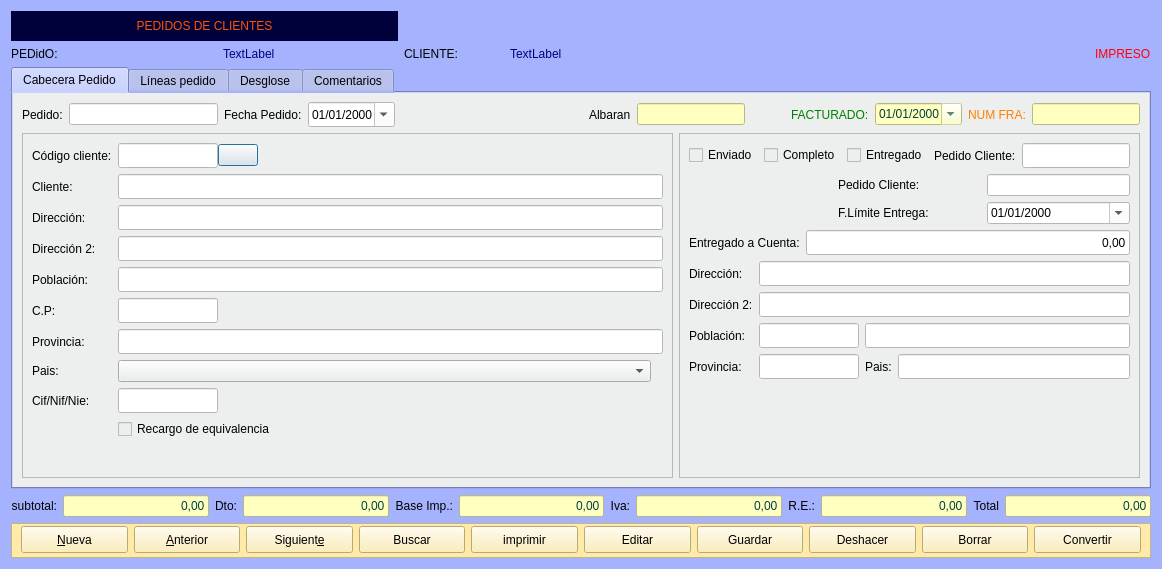
Old version of the form Zona_Ventas/frmpedidos.ui in the repository arcnexus/RedFoX.
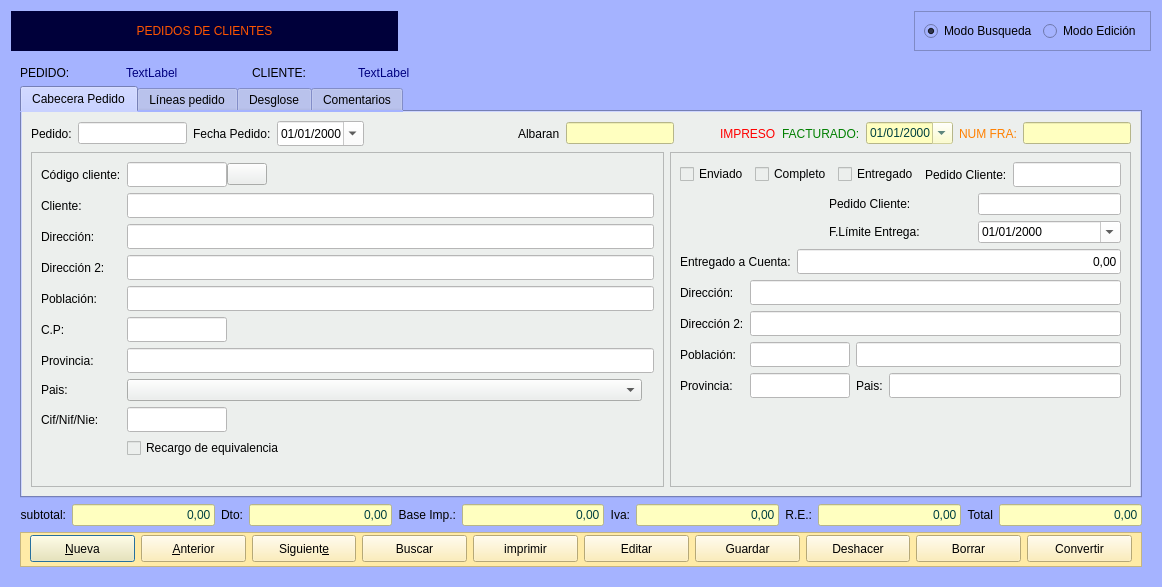
New version of the form. The open tabs and pages were chosen to show the change. Icons and pictures are not drawn.

Commit message: modo busqueda

What changed in the file:
```diff
--- a/Zona_Ventas/frmpedidos.ui
+++ b/Zona_Ventas/frmpedidos.ui
@@ -7,7 +7,7 @@
     <x>0</x>
     <y>0</y>
     <width>1162</width>
-    <height>569</height>
+    <height>587</height>
    </rect>
   </property>
   <property name="windowTitle">
@@ -20,8 +20,312 @@
   <property name="styleSheet">
    <string notr="true">background-color: rgb(165, 179, 255);</string>
   </property>
+  <layout class="QGridLayout" name="gridLayout_6">
+   <item row="0" column="0">
+    <widget class="QLabel" name="label_36">
+     <property name="minimumSize">
+      <size>
+       <width>387</width>
+       <height>30</height>
+      </size>
+     </property>
+     <property name="maximumSize">
+      <size>
+       <width>387</width>
+       <height>16777215</height>
+      </size>
+     </property>
+     <property name="styleSheet">
+      <string notr="true">font: 14pt &quot;Sans Serif&quot;;
+color: rgb(255, 85, 0);
+background-color: rgb(0, 0, 58);</string>
+     </property>
+     <property name="text">
+      <string>PEDIDOS DE CLIENTES</string>
+     </property>
+     <property name="alignment">
+      <set>Qt::AlignCenter</set>
+     </property>
+    </widget>
+   </item>
+   <item row="0" column="1">
+    <spacer name="horizontalSpacer_6">
+     <property name="orientation">
+      <enum>Qt::Horizontal</enum>
+     </property>
+     <property name="sizeHint" stdset="0">
+      <size>
+       <width>479</width>
+       <height>20</height>
+      </size>
+     </property>
+    </spacer>
+   </item>
+   <item row="0" column="2">
+    <widget class="QFrame" name="frame_2">
+     <property name="frameShape">
+      <enum>QFrame::StyledPanel</enum>
+     </property>
+     <property name="frameShadow">
+      <enum>QFrame::Raised</enum>
+     </property>
+     <layout class="QHBoxLayout" name="horizontalLayout_2">
+      <item>
+       <widget class="QRadioButton" name="radBusqueda">
+        <property name="text">
+         <string>Modo Busqueda</string>
+        </property>
+        <property name="checked">
+         <bool>true</bool>
+        </property>
+       </widget>
+      </item>
+      <item>
+       <widget class="QRadioButton" name="radEdicion">
+        <property name="text">
+         <string>Modo Edición</string>
+        </property>
+       </widget>
+      </item>
+     </layout>
+    </widget>
+   </item>
+   <item row="1" column="0" colspan="3">
+    <widget class="QStackedWidget" name="stackedWidget">
+     <property name="currentIndex">
+      <number>1</number>
+     </property>
+     <widget class="QWidget" name="page">
   <layout class="QGridLayout" name="gridLayout_4">
-   <item row="1" column="3">
+       <item row="0" column="2">
+        <widget class="QLabel" name="label_21">
+         <property name="maximumSize">
+          <size>
+           <width>100</width>
+           <height>16777215</height>
+          </size>
+         </property>
+         <property name="styleSheet">
+          <string notr="true">
+color: rgb(0, 0, 0);</string>
+         </property>
+         <property name="text">
+          <string>CLIENTE:</string>
+         </property>
+        </widget>
+       </item>
+       <item row="2" column="0" colspan="4">
+        <layout class="QHBoxLayout" name="horizontalLayout_5">
+         <item>
+          <widget class="QLabel" name="label_16">
+           <property name="text">
+            <string>subtotal:</string>
+           </property>
+           <property name="alignment">
+            <set>Qt::AlignRight|Qt::AlignTrailing|Qt::AlignVCenter</set>
+           </property>
+          </widget>
+         </item>
+         <item>
+          <widget class="QLineEdit" name="txtsubtotal">
+           <property name="enabled">
+            <bool>false</bool>
+           </property>
+           <property name="sizePolicy">
+            <sizepolicy hsizetype="Expanding" vsizetype="Fixed">
+             <horstretch>0</horstretch>
+             <verstretch>0</verstretch>
+            </sizepolicy>
+           </property>
+           <property name="maximumSize">
+            <size>
+             <width>1000</width>
+             <height>16777215</height>
+            </size>
+           </property>
+           <property name="styleSheet">
+            <string notr="true">background-color: rgb(255, 255, 192);
+color: rgb(0, 64, 64);</string>
+           </property>
+           <property name="text">
+            <string>0,00</string>
+           </property>
+           <property name="alignment">
+            <set>Qt::AlignRight|Qt::AlignTrailing|Qt::AlignVCenter</set>
+           </property>
+          </widget>
+         </item>
+         <item>
+          <widget class="QLabel" name="label_9">
+           <property name="text">
+            <string>Dto:</string>
+           </property>
+           <property name="alignment">
+            <set>Qt::AlignRight|Qt::AlignTrailing|Qt::AlignVCenter</set>
+           </property>
+          </widget>
+         </item>
+         <item>
+          <widget class="QLineEdit" name="txtdto">
+           <property name="enabled">
+            <bool>false</bool>
+           </property>
+           <property name="maximumSize">
+            <size>
+             <width>1000</width>
+             <height>16777215</height>
+            </size>
+           </property>
+           <property name="styleSheet">
+            <string notr="true">background-color: rgb(255, 255, 192);
+color: rgb(0, 64, 64);</string>
+           </property>
+           <property name="text">
+            <string>0,00</string>
+           </property>
+           <property name="alignment">
+            <set>Qt::AlignRight|Qt::AlignTrailing|Qt::AlignVCenter</set>
+           </property>
+          </widget>
+         </item>
+         <item>
+          <widget class="QLabel" name="label_8">
+           <property name="text">
+            <string>Base Imp.:</string>
+           </property>
+           <property name="alignment">
+            <set>Qt::AlignRight|Qt::AlignTrailing|Qt::AlignVCenter</set>
+           </property>
+          </widget>
+         </item>
+         <item>
+          <widget class="QLineEdit" name="txtbase">
+           <property name="enabled">
+            <bool>false</bool>
+           </property>
+           <property name="minimumSize">
+            <size>
+             <width>0</width>
+             <height>0</height>
+            </size>
+           </property>
+           <property name="maximumSize">
+            <size>
+             <width>16777215</width>
+             <height>16777215</height>
+            </size>
+           </property>
+           <property name="styleSheet">
+            <string notr="true">background-color: rgb(255, 255, 192);
+color: rgb(0, 64, 64);</string>
+           </property>
+           <property name="text">
+            <string>0,00</string>
+           </property>
+           <property name="alignment">
+            <set>Qt::AlignRight|Qt::AlignTrailing|Qt::AlignVCenter</set>
+           </property>
+           <property name="readOnly">
+            <bool>true</bool>
+           </property>
+          </widget>
+         </item>
+         <item>
+          <widget class="QLabel" name="label_11">
+           <property name="text">
+            <string>Iva:</string>
+           </property>
+           <property name="alignment">
+            <set>Qt::AlignRight|Qt::AlignTrailing|Qt::AlignVCenter</set>
+           </property>
+          </widget>
+         </item>
+         <item>
+          <widget class="QLineEdit" name="txtiva">
+           <property name="enabled">
+            <bool>false</bool>
+           </property>
+           <property name="maximumSize">
+            <size>
+             <width>1000</width>
+             <height>16777215</height>
+            </size>
+           </property>
+           <property name="styleSheet">
+            <string notr="true">background-color: rgb(255, 255, 192);
+color: rgb(0, 64, 64);</string>
+           </property>
+           <property name="text">
+            <string>0,00</string>
+           </property>
+           <property name="alignment">
+            <set>Qt::AlignRight|Qt::AlignTrailing|Qt::AlignVCenter</set>
+           </property>
+          </widget>
+         </item>
+         <item>
+          <widget class="QLabel" name="label_10">
+           <property name="text">
+            <string>R.E.:</string>
+           </property>
+           <property name="alignment">
+            <set>Qt::AlignRight|Qt::AlignTrailing|Qt::AlignVCenter</set>
+           </property>
+          </widget>
+         </item>
+         <item>
+          <widget class="QLineEdit" name="txtrec">
+           <property name="enabled">
+            <bool>false</bool>
+           </property>
+           <property name="styleSheet">
+            <string notr="true">background-color: rgb(255, 255, 192);
+color: rgb(0, 64, 64);</string>
+           </property>
+           <property name="text">
+            <string>0,00</string>
+           </property>
+           <property name="alignment">
+            <set>Qt::AlignRight|Qt::AlignTrailing|Qt::AlignVCenter</set>
+           </property>
+          </widget>
+         </item>
+         <item>
+          <widget class="QLabel" name="label_12">
+           <property name="text">
+            <string>Total</string>
+           </property>
+           <property name="alignment">
+            <set>Qt::AlignRight|Qt::AlignTrailing|Qt::AlignVCenter</set>
+           </property>
+          </widget>
+         </item>
+         <item>
+          <widget class="QLineEdit" name="txttotal">
+           <property name="enabled">
+            <bool>false</bool>
+           </property>
+           <property name="maximumSize">
+            <size>
+             <width>16777215</width>
+             <height>16777215</height>
+            </size>
+           </property>
+           <property name="styleSheet">
+            <string notr="true">background-color: rgb(255, 255, 192);
+color: rgb(0, 64, 64);</string>
+           </property>
+           <property name="text">
+            <string>0,00</string>
+           </property>
+           <property name="alignment">
+            <set>Qt::AlignRight|Qt::AlignTrailing|Qt::AlignVCenter</set>
+           </property>
+          </widget>
+         </item>
+        </layout>
+       </item>
+       <item row="0" column="3">
     <widget class="QLabel" name="lblTopcliente">
      <property name="styleSheet">
       <string notr="true">color: rgb(0, 0, 127);</string>
@@ -31,7 +335,293 @@
      </property>
     </widget>
    </item>
-   <item row="2" column="0" colspan="5">
+       <item row="3" column="0" colspan="4">
+        <widget class="QFrame" name="frame_4">
+         <property name="minimumSize">
+          <size>
+           <width>0</width>
+           <height>35</height>
+          </size>
+         </property>
+         <property name="maximumSize">
+          <size>
+           <width>16777215</width>
+           <height>35</height>
+          </size>
+         </property>
+         <property name="styleSheet">
+          <string notr="true">background-color: rgb(255, 235, 167);</string>
+         </property>
+         <property name="frameShape">
+          <enum>QFrame::StyledPanel</enum>
+         </property>
+         <property name="frameShadow">
+          <enum>QFrame::Raised</enum>
+         </property>
+         <layout class="QHBoxLayout" name="horizontalLayout">
+          <property name="topMargin">
+           <number>2</number>
+          </property>
+          <item>
+           <widget class="QPushButton" name="btnAnadir">
+            <property name="minimumSize">
+             <size>
+              <width>0</width>
+              <height>27</height>
+             </size>
+            </property>
+            <property name="text">
+             <string>&amp;Nueva</string>
+            </property>
+            <property name="icon">
+             <iconset resource="../maya.qrc">
+              <normaloff>:/Icons/PNG/add.png</normaloff>:/Icons/PNG/add.png</iconset>
+            </property>
+            <property name="iconSize">
+             <size>
+              <width>24</width>
+              <height>24</height>
+             </size>
+            </property>
+           </widget>
+          </item>
+          <item>
+           <widget class="QPushButton" name="btnAnterior">
+            <property name="minimumSize">
+             <size>
+              <width>0</width>
+              <height>27</height>
+             </size>
+            </property>
+            <property name="text">
+             <string>&amp;Anterior</string>
+            </property>
+            <property name="icon">
+             <iconset resource="../maya.qrc">
+              <normaloff>:/Icons/PNG/Previous.png</normaloff>:/Icons/PNG/Previous.png</iconset>
+            </property>
+            <property name="iconSize">
+             <size>
+              <width>24</width>
+              <height>24</height>
+             </size>
+            </property>
+           </widget>
+          </item>
+          <item>
+           <widget class="QPushButton" name="btnSiguiente">
+            <property name="minimumSize">
+             <size>
+              <width>0</width>
+              <height>27</height>
+             </size>
+            </property>
+            <property name="text">
+             <string>Siguient&amp;e</string>
+            </property>
+            <property name="icon">
+             <iconset resource="../maya.qrc">
+              <normaloff>:/Icons/PNG/Next.png</normaloff>:/Icons/PNG/Next.png</iconset>
+            </property>
+            <property name="iconSize">
+             <size>
+              <width>24</width>
+              <height>24</height>
+             </size>
+            </property>
+           </widget>
+          </item>
+          <item>
+           <widget class="QPushButton" name="btnBuscar">
+            <property name="minimumSize">
+             <size>
+              <width>0</width>
+              <height>27</height>
+             </size>
+            </property>
+            <property name="text">
+             <string>Buscar</string>
+            </property>
+            <property name="icon">
+             <iconset resource="../maya.qrc">
+              <normaloff>:/Icons/PNG/search.png</normaloff>:/Icons/PNG/search.png</iconset>
+            </property>
+            <property name="iconSize">
+             <size>
+              <width>24</width>
+              <height>24</height>
+             </size>
+            </property>
+           </widget>
+          </item>
+          <item>
+           <widget class="QPushButton" name="btnImprimir">
+            <property name="minimumSize">
+             <size>
+              <width>0</width>
+              <height>27</height>
+             </size>
+            </property>
+            <property name="text">
+             <string>imprimir</string>
+            </property>
+            <property name="icon">
+             <iconset resource="../maya.qrc">
+              <normaloff>:/Icons/PNG/Print.png</normaloff>:/Icons/PNG/Print.png</iconset>
+            </property>
+            <property name="iconSize">
+             <size>
+              <width>24</width>
+              <height>24</height>
+             </size>
+            </property>
+           </widget>
+          </item>
+          <item>
+           <widget class="QPushButton" name="btnEditar">
+            <property name="minimumSize">
+             <size>
+              <width>0</width>
+              <height>27</height>
+             </size>
+            </property>
+            <property name="text">
+             <string>Editar</string>
+            </property>
+            <property name="icon">
+             <iconset resource="../maya.qrc">
+              <normaloff>:/Icons/PNG/Save.png</normaloff>:/Icons/PNG/Save.png</iconset>
+            </property>
+            <property name="iconSize">
+             <size>
+              <width>24</width>
+              <height>24</height>
+             </size>
+            </property>
+            <property name="shortcut">
+             <string>Ctrl+S</string>
+            </property>
+           </widget>
+          </item>
+          <item>
+           <widget class="QPushButton" name="btnGuardar">
+            <property name="minimumSize">
+             <size>
+              <width>0</width>
+              <height>27</height>
+             </size>
+            </property>
+            <property name="text">
+             <string>Guardar</string>
+            </property>
+            <property name="icon">
+             <iconset resource="../maya.qrc">
+              <normaloff>:/Icons/PNG/Save.png</normaloff>:/Icons/PNG/Save.png</iconset>
+            </property>
+            <property name="iconSize">
+             <size>
+              <width>24</width>
+              <height>24</height>
+             </size>
+            </property>
+           </widget>
+          </item>
+          <item>
+           <widget class="QPushButton" name="btnDeshacer">
+            <property name="minimumSize">
+             <size>
+              <width>0</width>
+              <height>27</height>
+             </size>
+            </property>
+            <property name="text">
+             <string>Deshacer</string>
+            </property>
+            <property name="icon">
+             <iconset resource="../maya.qrc">
+              <normaloff>:/Icons/PNG/undo.png</normaloff>:/Icons/PNG/undo.png</iconset>
+            </property>
+           </widget>
+          </item>
+          <item>
+           <widget class="QPushButton" name="btn_borrar">
+            <property name="minimumSize">
+             <size>
+              <width>0</width>
+              <height>27</height>
+             </size>
+            </property>
+            <property name="text">
+             <string>Borrar</string>
+            </property>
+            <property name="icon">
+             <iconset resource="../maya.qrc">
+              <normaloff>:/Icons/PNG/Delete.png</normaloff>:/Icons/PNG/Delete.png</iconset>
+            </property>
+            <property name="iconSize">
+             <size>
+              <width>24</width>
+              <height>24</height>
+             </size>
+            </property>
+           </widget>
+          </item>
+          <item>
+           <widget class="QPushButton" name="btn_convertir">
+            <property name="sizePolicy">
+             <sizepolicy hsizetype="Minimum" vsizetype="Fixed">
+              <horstretch>0</horstretch>
+              <verstretch>0</verstretch>
+             </sizepolicy>
+            </property>
+            <property name="minimumSize">
+             <size>
+              <width>0</width>
+              <height>27</height>
+             </size>
+            </property>
+            <property name="text">
+             <string>Convertir</string>
+            </property>
+           </widget>
+          </item>
+         </layout>
+        </widget>
+       </item>
+       <item row="0" column="1">
+        <widget class="QLabel" name="lblToppedido">
+         <property name="maximumSize">
+          <size>
+           <width>120</width>
+           <height>16777215</height>
+          </size>
+         </property>
+         <property name="styleSheet">
+          <string notr="true">color: rgb(0, 0, 127);</string>
+         </property>
+         <property name="text">
+          <string>TextLabel</string>
+         </property>
+        </widget>
+       </item>
+       <item row="0" column="0">
+        <widget class="QLabel" name="label_18">
+         <property name="maximumSize">
+          <size>
+           <width>100</width>
+           <height>16777215</height>
+          </size>
+         </property>
+         <property name="styleSheet">
+          <string notr="true">
+color: rgb(0, 0, 0);</string>
+         </property>
+         <property name="text">
+          <string>PEDIDO:</string>
+         </property>
+        </widget>
+       </item>
+       <item row="1" column="0" colspan="4">
     <widget class="QTabWidget" name="tabWidget_2">
      <property name="styleSheet">
       <string notr="true"/>
@@ -46,8 +636,8 @@
       <attribute name="title">
        <string>Cabecera Pedido</string>
       </attribute>
-      <layout class="QVBoxLayout" name="verticalLayout_2">
-       <item>
+          <layout class="QGridLayout" name="gridLayout_5">
+           <item row="0" column="0" colspan="2">
         <layout class="QHBoxLayout" name="horizontalLayout_6">
          <item>
           <widget class="QLabel" name="lblnumalb">
@@ -158,6 +748,22 @@
            </property>
           </spacer>
          </item>
+             <item>
+              <widget class="QLabel" name="lbimpreso">
+               <property name="sizePolicy">
+                <sizepolicy hsizetype="Maximum" vsizetype="Preferred">
+                 <horstretch>0</horstretch>
+                 <verstretch>0</verstretch>
+                </sizepolicy>
+               </property>
+               <property name="styleSheet">
+                <string notr="true">color: rgb(255, 0, 0);</string>
+               </property>
+               <property name="text">
+                <string>IMPRESO</string>
+               </property>
+              </widget>
+             </item>
          <item>
           <widget class="QLabel" name="lbfacturado">
            <property name="styleSheet">
@@ -220,9 +826,7 @@
          </item>
         </layout>
        </item>
-       <item>
-        <layout class="QHBoxLayout" name="horizontalLayout_2">
-         <item>
+           <item row="1" column="0">
           <widget class="QFrame" name="frame_5">
            <property name="frameShape">
             <enum>QFrame::StyledPanel</enum>
@@ -485,7 +1089,7 @@
            </layout>
           </widget>
          </item>
-         <item>
+           <item row="1" column="1">
           <widget class="QFrame" name="frame">
            <property name="sizePolicy">
             <sizepolicy hsizetype="Maximum" vsizetype="Preferred">
@@ -767,8 +1371,6 @@
           </widget>
          </item>
         </layout>
-       </item>
-      </layout>
      </widget>
      <widget class="QWidget" name="tab_6">
       <property name="styleSheet">
@@ -1852,555 +2454,70 @@
      </widget>
     </widget>
    </item>
-   <item row="4" column="0" colspan="5">
-    <widget class="QFrame" name="frame_4">
-     <property name="minimumSize">
-      <size>
-       <width>0</width>
-       <height>35</height>
-      </size>
-     </property>
-     <property name="maximumSize">
-      <size>
-       <width>16777215</width>
-       <height>35</height>
-      </size>
-     </property>
-     <property name="styleSheet">
-      <string notr="true">background-color: rgb(255, 235, 167);</string>
-     </property>
-     <property name="frameShape">
-      <enum>QFrame::StyledPanel</enum>
-     </property>
-     <property name="frameShadow">
-      <enum>QFrame::Raised</enum>
-     </property>
-     <layout class="QHBoxLayout" name="horizontalLayout">
-      <property name="topMargin">
-       <number>2</number>
-      </property>
-      <item>
-       <widget class="QPushButton" name="btnAnadir">
-        <property name="minimumSize">
-         <size>
-          <width>0</width>
-          <height>27</height>
-         </size>
-        </property>
-        <property name="text">
-         <string>&amp;Nueva</string>
-        </property>
-        <property name="icon">
-         <iconset resource="../maya.qrc">
-          <normaloff>:/Icons/PNG/add.png</normaloff>:/Icons/PNG/add.png</iconset>
-        </property>
-        <property name="iconSize">
-         <size>
-          <width>24</width>
-          <height>24</height>
-         </size>
-        </property>
-       </widget>
-      </item>
-      <item>
-       <widget class="QPushButton" name="btnAnterior">
-        <property name="minimumSize">
-         <size>
-          <width>0</width>
-          <height>27</height>
-         </size>
-        </property>
-        <property name="text">
-         <string>&amp;Anterior</string>
-        </property>
-        <property name="icon">
-         <iconset resource="../maya.qrc">
-          <normaloff>:/Icons/PNG/Previous.png</normaloff>:/Icons/PNG/Previous.png</iconset>
-        </property>
-        <property name="iconSize">
-         <size>
-          <width>24</width>
-          <height>24</height>
-         </size>
-        </property>
-       </widget>
-      </item>
-      <item>
-       <widget class="QPushButton" name="btnSiguiente">
-        <property name="minimumSize">
-         <size>
-          <width>0</width>
-          <height>27</height>
-         </size>
-        </property>
-        <property name="text">
-         <string>Siguient&amp;e</string>
-        </property>
-        <property name="icon">
-         <iconset resource="../maya.qrc">
-          <normaloff>:/Icons/PNG/Next.png</normaloff>:/Icons/PNG/Next.png</iconset>
-        </property>
-        <property name="iconSize">
-         <size>
-          <width>24</width>
-          <height>24</height>
-         </size>
-        </property>
-       </widget>
-      </item>
-      <item>
-       <widget class="QPushButton" name="btnBuscar">
-        <property name="minimumSize">
-         <size>
-          <width>0</width>
-          <height>27</height>
-         </size>
-        </property>
-        <property name="text">
-         <string>Buscar</string>
-        </property>
-        <property name="icon">
-         <iconset resource="../maya.qrc">
-          <normaloff>:/Icons/PNG/search.png</normaloff>:/Icons/PNG/search.png</iconset>
-        </property>
-        <property name="iconSize">
-         <size>
-          <width>24</width>
-          <height>24</height>
-         </size>
-        </property>
-       </widget>
-      </item>
-      <item>
-       <widget class="QPushButton" name="btnImprimir">
-        <property name="minimumSize">
-         <size>
-          <width>0</width>
-          <height>27</height>
-         </size>
-        </property>
-        <property name="text">
-         <string>imprimir</string>
-        </property>
-        <property name="icon">
-         <iconset resource="../maya.qrc">
-          <normaloff>:/Icons/PNG/Print.png</normaloff>:/Icons/PNG/Print.png</iconset>
-        </property>
-        <property name="iconSize">
-         <size>
-          <width>24</width>
-          <height>24</height>
-         </size>
-        </property>
-       </widget>
-      </item>
-      <item>
-       <widget class="QPushButton" name="btnEditar">
-        <property name="minimumSize">
-         <size>
-          <width>0</width>
-          <height>27</height>
-         </size>
-        </property>
-        <property name="text">
-         <string>Editar</string>
-        </property>
-        <property name="icon">
-         <iconset resource="../maya.qrc">
-          <normaloff>:/Icons/PNG/Save.png</normaloff>:/Icons/PNG/Save.png</iconset>
-        </property>
-        <property name="iconSize">
-         <size>
-          <width>24</width>
-          <height>24</height>
-         </size>
-        </property>
-        <property name="shortcut">
-         <string>Ctrl+S</string>
-        </property>
-       </widget>
-      </item>
-      <item>
-       <widget class="QPushButton" name="btnGuardar">
-        <property name="minimumSize">
-         <size>
-          <width>0</width>
-          <height>27</height>
-         </size>
-        </property>
-        <property name="text">
-         <string>Guardar</string>
-        </property>
-        <property name="icon">
-         <iconset resource="../maya.qrc">
-          <normaloff>:/Icons/PNG/Save.png</normaloff>:/Icons/PNG/Save.png</iconset>
-        </property>
-        <property name="iconSize">
-         <size>
-          <width>24</width>
-          <height>24</height>
-         </size>
-        </property>
-       </widget>
-      </item>
-      <item>
-       <widget class="QPushButton" name="btnDeshacer">
-        <property name="minimumSize">
-         <size>
-          <width>0</width>
-          <height>27</height>
-         </size>
-        </property>
-        <property name="text">
-         <string>Deshacer</string>
-        </property>
-        <property name="icon">
-         <iconset resource="../maya.qrc">
-          <normaloff>:/Icons/PNG/undo.png</normaloff>:/Icons/PNG/undo.png</iconset>
-        </property>
-       </widget>
-      </item>
-      <item>
-       <widget class="QPushButton" name="btn_borrar">
-        <property name="minimumSize">
-         <size>
-          <width>0</width>
-          <height>27</height>
-         </size>
-        </property>
-        <property name="text">
-         <string>Borrar</string>
-        </property>
-        <property name="icon">
-         <iconset resource="../maya.qrc">
-          <normaloff>:/Icons/PNG/Delete.png</normaloff>:/Icons/PNG/Delete.png</iconset>
-        </property>
-        <property name="iconSize">
-         <size>
-          <width>24</width>
-          <height>24</height>
-         </size>
-        </property>
-       </widget>
-      </item>
-      <item>
-       <widget class="QPushButton" name="btn_convertir">
-        <property name="sizePolicy">
-         <sizepolicy hsizetype="Minimum" vsizetype="Fixed">
-          <horstretch>0</horstretch>
-          <verstretch>0</verstretch>
-         </sizepolicy>
-        </property>
-        <property name="minimumSize">
-         <size>
-          <width>0</width>
-          <height>27</height>
-         </size>
-        </property>
-        <property name="text">
-         <string>Convertir</string>
-        </property>
-       </widget>
-      </item>
-     </layout>
-    </widget>
-   </item>
-   <item row="1" column="4">
-    <widget class="QLabel" name="lbimpreso">
-     <property name="sizePolicy">
-      <sizepolicy hsizetype="Maximum" vsizetype="Preferred">
-       <horstretch>0</horstretch>
-       <verstretch>0</verstretch>
-      </sizepolicy>
-     </property>
-     <property name="styleSheet">
-      <string notr="true">color: rgb(255, 0, 0);</string>
-     </property>
-     <property name="text">
-      <string>IMPRESO</string>
-     </property>
-    </widget>
-   </item>
-   <item row="0" column="0" colspan="2">
-    <widget class="QLabel" name="label_36">
-     <property name="minimumSize">
-      <size>
-       <width>387</width>
-       <height>30</height>
-      </size>
-     </property>
-     <property name="styleSheet">
-      <string notr="true">font: 14pt &quot;Sans Serif&quot;;
-color: rgb(255, 85, 0);
-background-color: rgb(0, 0, 58);</string>
-     </property>
-     <property name="text">
-      <string>PEDIDOS DE CLIENTES</string>
-     </property>
-     <property name="alignment">
-      <set>Qt::AlignCenter</set>
-     </property>
-    </widget>
-   </item>
-   <item row="1" column="1">
-    <widget class="QLabel" name="lblToppedido">
-     <property name="maximumSize">
-      <size>
-       <width>120</width>
-       <height>16777215</height>
-      </size>
-     </property>
-     <property name="styleSheet">
-      <string notr="true">color: rgb(0, 0, 127);</string>
-     </property>
-     <property name="text">
-      <string>TextLabel</string>
-     </property>
-    </widget>
-   </item>
-   <item row="3" column="0" colspan="5">
-    <layout class="QHBoxLayout" name="horizontalLayout_5">
+      </layout>
+     </widget>
+     <widget class="QWidget" name="page_2">
+      <layout class="QGridLayout" name="gridLayout_8">
+       <item row="0" column="0">
+        <layout class="QHBoxLayout" name="horizontalLayout_7">
      <item>
-      <widget class="QLabel" name="label_16">
+          <widget class="QLabel" name="label_17">
        <property name="text">
-        <string>subtotal:</string>
-       </property>
-       <property name="alignment">
-        <set>Qt::AlignRight|Qt::AlignTrailing|Qt::AlignVCenter</set>
-       </property>
+            <string>Buscar:</string>
+           </property>
       </widget>
      </item>
      <item>
-      <widget class="QLineEdit" name="txtsubtotal">
-       <property name="enabled">
-        <bool>false</bool>
-       </property>
-       <property name="sizePolicy">
-        <sizepolicy hsizetype="Expanding" vsizetype="Fixed">
-         <horstretch>0</horstretch>
-         <verstretch>0</verstretch>
-        </sizepolicy>
-       </property>
-       <property name="maximumSize">
-        <size>
-         <width>1000</width>
-         <height>16777215</height>
-        </size>
-       </property>
+          <widget class="QLineEdit" name="txtBuscar">
        <property name="styleSheet">
-        <string notr="true">background-color: rgb(255, 255, 192);
-color: rgb(0, 64, 64);</string>
-       </property>
-       <property name="text">
-        <string>0,00</string>
-       </property>
-       <property name="alignment">
-        <set>Qt::AlignRight|Qt::AlignTrailing|Qt::AlignVCenter</set>
-       </property>
+            <string notr="true">background-color: rgb(255, 255, 255);</string>
+           </property>
       </widget>
      </item>
      <item>
-      <widget class="QLabel" name="label_9">
+          <widget class="QLabel" name="label_19">
        <property name="text">
-        <string>Dto:</string>
-       </property>
-       <property name="alignment">
-        <set>Qt::AlignRight|Qt::AlignTrailing|Qt::AlignVCenter</set>
-       </property>
+            <string>Ordenar por:</string>
+           </property>
       </widget>
      </item>
      <item>
-      <widget class="QLineEdit" name="txtdto">
-       <property name="enabled">
-        <bool>false</bool>
-       </property>
-       <property name="maximumSize">
-        <size>
-         <width>1000</width>
-         <height>16777215</height>
-        </size>
-       </property>
-       <property name="styleSheet">
-        <string notr="true">background-color: rgb(255, 255, 192);
-color: rgb(0, 64, 64);</string>
-       </property>
-       <property name="text">
-        <string>0,00</string>
-       </property>
-       <property name="alignment">
-        <set>Qt::AlignRight|Qt::AlignTrailing|Qt::AlignVCenter</set>
-       </property>
-      </widget>
-     </item>
-     <item>
-      <widget class="QLabel" name="label_8">
-       <property name="text">
-        <string>Base Imp.:</string>
-       </property>
-       <property name="alignment">
-        <set>Qt::AlignRight|Qt::AlignTrailing|Qt::AlignVCenter</set>
-       </property>
-      </widget>
-     </item>
-     <item>
-      <widget class="QLineEdit" name="txtbase">
-       <property name="enabled">
-        <bool>false</bool>
-       </property>
+          <widget class="QComboBox" name="cboordenar">
        <property name="minimumSize">
         <size>
-         <width>0</width>
+             <width>125</width>
          <height>0</height>
         </size>
        </property>
-       <property name="maximumSize">
-        <size>
-         <width>16777215</width>
-         <height>16777215</height>
-        </size>
-       </property>
-       <property name="styleSheet">
-        <string notr="true">background-color: rgb(255, 255, 192);
-color: rgb(0, 64, 64);</string>
-       </property>
-       <property name="text">
-        <string>0,00</string>
-       </property>
-       <property name="alignment">
-        <set>Qt::AlignRight|Qt::AlignTrailing|Qt::AlignVCenter</set>
-       </property>
-       <property name="readOnly">
-        <bool>true</bool>
-       </property>
-      </widget>
-     </item>
-     <item>
-      <widget class="QLabel" name="label_11">
-       <property name="text">
-        <string>Iva:</string>
-       </property>
-       <property name="alignment">
-        <set>Qt::AlignRight|Qt::AlignTrailing|Qt::AlignVCenter</set>
-       </property>
-      </widget>
-     </item>
-     <item>
-      <widget class="QLineEdit" name="txtiva">
-       <property name="enabled">
-        <bool>false</bool>
-       </property>
-       <property name="maximumSize">
-        <size>
-         <width>1000</width>
-         <height>16777215</height>
-        </size>
-       </property>
-       <property name="styleSheet">
-        <string notr="true">background-color: rgb(255, 255, 192);
-color: rgb(0, 64, 64);</string>
-       </property>
-       <property name="text">
-        <string>0,00</string>
-       </property>
-       <property name="alignment">
-        <set>Qt::AlignRight|Qt::AlignTrailing|Qt::AlignVCenter</set>
-       </property>
-      </widget>
-     </item>
-     <item>
-      <widget class="QLabel" name="label_10">
-       <property name="text">
-        <string>R.E.:</string>
-       </property>
-       <property name="alignment">
-        <set>Qt::AlignRight|Qt::AlignTrailing|Qt::AlignVCenter</set>
-       </property>
-      </widget>
-     </item>
-     <item>
-      <widget class="QLineEdit" name="txtrec">
-       <property name="enabled">
-        <bool>false</bool>
-       </property>
-       <property name="styleSheet">
-        <string notr="true">background-color: rgb(255, 255, 192);
-color: rgb(0, 64, 64);</string>
-       </property>
-       <property name="text">
-        <string>0,00</string>
-       </property>
-       <property name="alignment">
-        <set>Qt::AlignRight|Qt::AlignTrailing|Qt::AlignVCenter</set>
-       </property>
-      </widget>
-     </item>
-     <item>
-      <widget class="QLabel" name="label_12">
-       <property name="text">
-        <string>Total</string>
-       </property>
-       <property name="alignment">
-        <set>Qt::AlignRight|Qt::AlignTrailing|Qt::AlignVCenter</set>
-       </property>
-      </widget>
-     </item>
-     <item>
-      <widget class="QLineEdit" name="txttotal">
-       <property name="enabled">
-        <bool>false</bool>
-       </property>
-       <property name="maximumSize">
-        <size>
-         <width>16777215</width>
-         <height>16777215</height>
-        </size>
-       </property>
-       <property name="styleSheet">
-        <string notr="true">background-color: rgb(255, 255, 192);
-color: rgb(0, 64, 64);</string>
-       </property>
-       <property name="text">
-        <string>0,00</string>
-       </property>
-       <property name="alignment">
-        <set>Qt::AlignRight|Qt::AlignTrailing|Qt::AlignVCenter</set>
-       </property>
       </widget>
      </item>
     </layout>
    </item>
    <item row="1" column="0">
-    <widget class="QLabel" name="label_18">
-     <property name="maximumSize">
-      <size>
-       <width>100</width>
-       <height>16777215</height>
-      </size>
-     </property>
+        <widget class="QTableView" name="tabla">
      <property name="styleSheet">
-      <string notr="true">
-color: rgb(0, 0, 0);</string>
-     </property>
-     <property name="text">
-      <string>PEDidO:</string>
-     </property>
-    </widget>
-   </item>
-   <item row="1" column="2">
-    <widget class="QLabel" name="label_21">
-     <property name="maximumSize">
-      <size>
-       <width>100</width>
-       <height>16777215</height>
-      </size>
-     </property>
-     <property name="styleSheet">
-      <string notr="true">
-color: rgb(0, 0, 0);</string>
-     </property>
-     <property name="text">
-      <string>CLIENTE:</string>
-     </property>
+          <string notr="true">alternate-background-color: rgb(255, 255, 255);
+background-color: rgb(248, 245, 194);</string>
+         </property>
+         <property name="alternatingRowColors">
+          <bool>true</bool>
+         </property>
+         <property name="selectionMode">
+          <enum>QAbstractItemView::SingleSelection</enum>
+         </property>
+         <property name="selectionBehavior">
+          <enum>QAbstractItemView::SelectRows</enum>
+         </property>
+         <attribute name="horizontalHeaderStretchLastSection">
+          <bool>true</bool>
+         </attribute>
+         <attribute name="verticalHeaderVisible">
+          <bool>false</bool>
+         </attribute>
+        </widget>
+       </item>
+      </layout>
+     </widget>
     </widget>
    </item>
   </layout>
```
Lines whose indentation alone changed are shown as unchanged. The commit also changes 9 other files.
